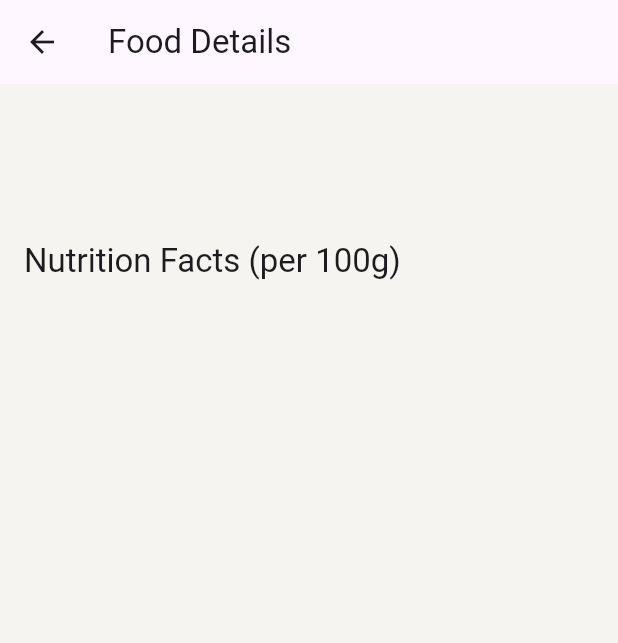
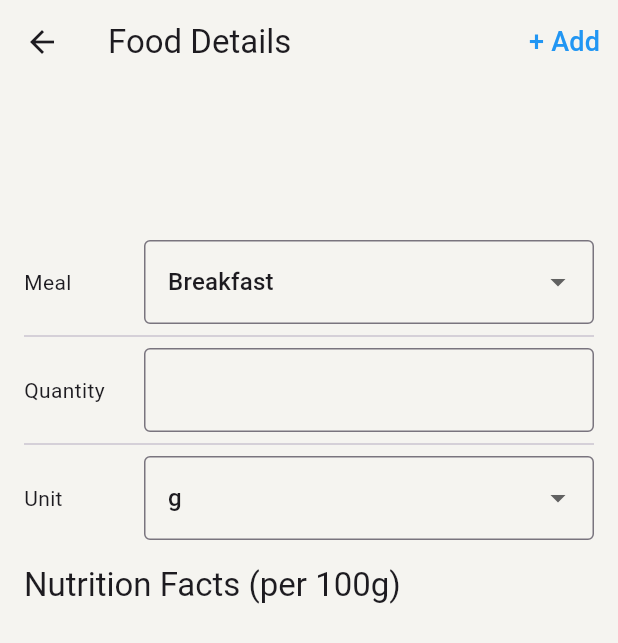
Before and after one commit to Sharathchenna/MacroBalance, a Flutter app: the FoodDetailPage screen opened directly with empty values, on a phone screen of 412 x 824 dp. Shown: the top 643 px of the screen. Run offline on Flutter 3.47's test engine with Material 3 defaults, Android fonts, the phone set to English and light mode, and no system bars; our stand-ins replace camera, flutter_svg, google_fonts, google_generative_ai, google_sign_in, supabase_flutter; missing offline and left inert: supabase_auth_ui; accounts and stored records are empty.

Commit message:
food details page updated with input boxes and add button

```diff
--- /dev/null
+++ b/lib/screens/foodDetail.dart
@@ -0,0 +1,179 @@
+import 'package:flutter/material.dart';
+import 'searchPage.dart'; // or import the file where FoodItem is defined
+
+class FoodDetailPage extends StatefulWidget {
+  final FoodItem food;
+
+  const FoodDetailPage({super.key, required this.food});
+
+  @override
+  _FoodDetailPageState createState() => _FoodDetailPageState();
+}
+
+class _FoodDetailPageState extends State<FoodDetailPage> {
+  final List<String> mealOptions = ["Breakfast", "Lunch", "Snacks", "Dinner"];
+  final List<String> unitOptions = ["g", "oz", "kg", "lbs"];
+
+  String selectedMeal = "Breakfast";
+  String selectedUnit = "g";
+  final TextEditingController quantityController = TextEditingController();
+
+  @override
+  void dispose() {
+    quantityController.dispose();
+    super.dispose();
+  }
+
+  @override
+  Widget build(BuildContext context) {
+    final food = widget.food;
+    return Scaffold(
+      appBar: AppBar(
+        backgroundColor: const Color(0xFFF5F4F0),
+        title: const Text('Food Details'),
+        actions: [
+          TextButton(
+            onPressed: () {
+              // Add button action here
+            },
+            child: const Text(
+              '+ Add',
+              style: TextStyle(color: Colors.blue, fontSize: 18),
+            ),
+          ),
+        ],
+      ),
+      body: Padding(
+        padding: const EdgeInsets.all(16),
+        child: Column(
+          crossAxisAlignment: CrossAxisAlignment.start,
+          children: [
+            Text(
+              food.name,
+              style: Theme.of(context).textTheme.headlineMedium,
+            ),
+            const SizedBox(height: 4),
+            Text(
+              food.brandName,
+              style: Theme.of(context)
+                  .textTheme
+                  .headlineSmall!
+                  .copyWith(color: Colors.grey),
+            ),
+            const SizedBox(height: 16),
+            // New Input Section
+            Column(
+              children: [
+                // Meal Row
+                Row(
+                  children: [
+                    const SizedBox(
+                      width: 80,
+                      child: Text(
+                        "Meal",
+                        style: TextStyle(fontSize: 14),
+                      ),
+                    ),
+                    Expanded(
+                      child: DropdownButtonFormField<String>(
+                        dropdownColor: Colors.white,
+                        value: selectedMeal,
+                        decoration: const InputDecoration(
+                          border: OutlineInputBorder(),
+                        ),
+                        onChanged: (val) {
+                          setState(() {
+                            selectedMeal = val!;
+                          });
+                        },
+                        items: mealOptions
+                            .map((meal) => DropdownMenuItem(
+                                  value: meal,
+                                  child: Text(meal),
+                                ))
+                            .toList(),
+                      ),
+                    ),
+                  ],
+                ),
+                const Divider(),
+                // Quantity Row
+                Row(
+                  children: [
+                    const SizedBox(
+                      width: 80,
+                      child: Text(
+                        "Quantity",
+                        style: TextStyle(fontSize: 14),
+                      ),
+                    ),
+                    Expanded(
+                      child: TextField(
+                        controller: quantityController,
+                        keyboardType: TextInputType.number,
+                        decoration: InputDecoration(
+                          border: const OutlineInputBorder(),
+                          suffixText: selectedUnit,
+                        ),
+                      ),
+                    ),
+                  ],
+                ),
+                const Divider(),
+                // Unit Row
+                Row(
+                  children: [
+                    const SizedBox(
+                      width: 80,
+                      child: Text(
+                        "Unit",
+                        style: TextStyle(fontSize: 14),
+                      ),
+                    ),
+                    Expanded(
+                      child: DropdownButtonFormField<String>(
+                        dropdownColor: Colors.white,
+                        value: selectedUnit,
+                        decoration: const InputDecoration(
+                          border: OutlineInputBorder(),
+                        ),
+                        onChanged: (val) {
+                          setState(() {
+                            selectedUnit = val!;
+                          });
+                        },
+                        items: unitOptions
+                            .map((unit) => DropdownMenuItem(
+                                  value: unit,
+                                  child: Text(unit),
+                                ))
+                            .toList(),
+                      ),
+                    ),
+                  ],
+                ),
+              ],
+            ),
+            const SizedBox(height: 16),
+            // Nutrition section
+            Text(
+              'Nutrition Facts (per 100g)',
+              style: Theme.of(context).textTheme.titleLarge,
+            ),
+            const SizedBox(height: 8),
+            Expanded(
+              child: ListView(
+                children: food.nutrients.entries.map((entry) {
+                  return ListTile(
+                    title: Text(entry.key),
+                    trailing: Text(entry.value.toStringAsFixed(1)),
+                  );
+                }).toList(),
+              ),
+            ),
+          ],
+        ),
+      ),
+    );
+  }
+}
--- a/lib/screens/searchPage.dart
+++ b/lib/screens/searchPage.dart
@@ -4,6 +4,8 @@
 import 'package:flutter/material.dart';
 import 'package:http/http.dart' as http;
 import 'dart:convert';
+
+import 'package:macrotracker/screens/foodDetail.dart';
 
 class FoodSearchPage extends StatefulWidget {
   const FoodSearchPage({super.key});
@@ -131,22 +133,16 @@ class FoodCard extends StatelessWidget {
   Widget build(BuildContext context) {
     return Card(
       margin: EdgeInsets.symmetric(horizontal: 16, vertical: 8),
+      color: Colors.white,
       child: ListTile(
-        title: Text('${food.name} - ${food.brandName}'),
-        subtitle: Text('${food.calories} kcal per 100g'),
-        trailing: IconButton(
-          icon: Icon(Icons.add_circle_outline),
-          onPressed: () async {
-            // Open the portion selector
-            final mealEntry = await showModalBottomSheet(
-              context: context,
-              builder: (context) => PortionSelector(food: food),
-            );
-            if (mealEntry != null) {
-              // Return back to the previous page (FoodSearchPage) with the meal entry.
-              Navigator.pop(context, mealEntry);
-            }
-          },
+        title: Text(food.name),
+        subtitle: Text(
+          '${food.brandName} • ${food.mealType}',
+          style: Theme.of(context).textTheme.bodySmall,
+        ),
+        trailing: Text(
+          '${food.calories} kcal',
+          style: TextStyle(fontSize: 16, fontWeight: FontWeight.bold),
         ),
         onTap: () {
           Navigator.push(
@@ -165,6 +161,7 @@ class FoodItem {
   final double calories;
   final String brandName;
   final Map<String, double> nutrients;
+  final String mealType; // new field
 
   FoodItem({
     required this.fdcId,
@@ -172,6 +169,7 @@ class FoodItem {
     required this.calories,
     required this.nutrients,
     required this.brandName,
+    required this.mealType, // require mealType in constructor
   });
 
   factory FoodItem.fromJson(Map<String, dynamic> json) {
@@ -181,6 +179,7 @@ class FoodItem {
       calories: _findNutrient(json['foodNutrients'], 'Energy'),
       nutrients: _parseNutrients(json['foodNutrients']),
       brandName: json['brandOwner'] ?? '',
+      mealType: json['mealType'] ?? 'breakfast', // default to "breakfast"
     );
   }
 
@@ -290,56 +289,56 @@ class _PortionSelectorState extends State<PortionSelector> {
   }
 }
 
-class FoodDetailPage extends StatelessWidget {
-  final FoodItem food;
+// class FoodDetailPage extends StatelessWidget {
+//   final FoodItem food;
 
-  const FoodDetailPage({super.key, required this.food});
+//   const FoodDetailPage({super.key, required this.food});
 
-  @override
-  Widget build(BuildContext context) {
-    return Scaffold(
-      appBar: AppBar(
-        title: Text('Food Details'),
-      ),
-      body: Padding(
-        padding: EdgeInsets.all(16),
-        child: Column(
-          crossAxisAlignment: CrossAxisAlignment.start,
-          children: [
-            Text(
-              food.name,
-              style: Theme.of(context).textTheme.headlineMedium,
-            ),
-            SizedBox(height: 4),
-            Text(
-              food.brandName,
-              style: Theme.of(context)
-                  .textTheme
-                  .headlineSmall!
-                  .copyWith(color: Colors.grey),
-            ),
-            SizedBox(height: 16),
-            Text(
-              'Nutrition Facts (per 100g)',
-              style: Theme.of(context).textTheme.titleLarge,
-            ),
-            SizedBox(height: 8),
-            Expanded(
-              child: ListView(
-                children: food.nutrients.entries.map((entry) {
-                  return ListTile(
-                    title: Text(entry.key),
-                    trailing: Text(entry.value.toStringAsFixed(1)),
-                  );
-                }).toList(),
-              ),
-            ),
-          ],
-        ),
-      ),
-    );
-  }
-}
+//   @override
+//   Widget build(BuildContext context) {
+//     return Scaffold(
+//       appBar: AppBar(
+//         title: Text('Food Details'),
+//       ),
+//       body: Padding(
+//         padding: EdgeInsets.all(16),
+//         child: Column(
+//           crossAxisAlignment: CrossAxisAlignment.start,
+//           children: [
+//             Text(
+//               food.name,
+//               style: Theme.of(context).textTheme.headlineMedium,
+//             ),
+//             SizedBox(height: 4),
+//             Text(
+//               food.brandName,
+//               style: Theme.of(context)
+//                   .textTheme
+//                   .headlineSmall!
+//                   .copyWith(color: Colors.grey),
+//             ),
+//             SizedBox(height: 16),
+//             Text(
+//               'Nutrition Facts (per 100g)',
+//               style: Theme.of(context).textTheme.titleLarge,
+//             ),
+//             SizedBox(height: 8),
+//             Expanded(
+//               child: ListView(
+//                 children: food.nutrients.entries.map((entry) {
+//                   return ListTile(
+//                     title: Text(entry.key),
+//                     trailing: Text(entry.value.toStringAsFixed(1)),
+//                   );
+//                 }).toList(),
+//               ),
+//             ),
+//           ],
+//         ),
+//       ),
+//     );
+//   }
+// }
 
 // Add a new model for meal entries
 class MealEntry {
```
